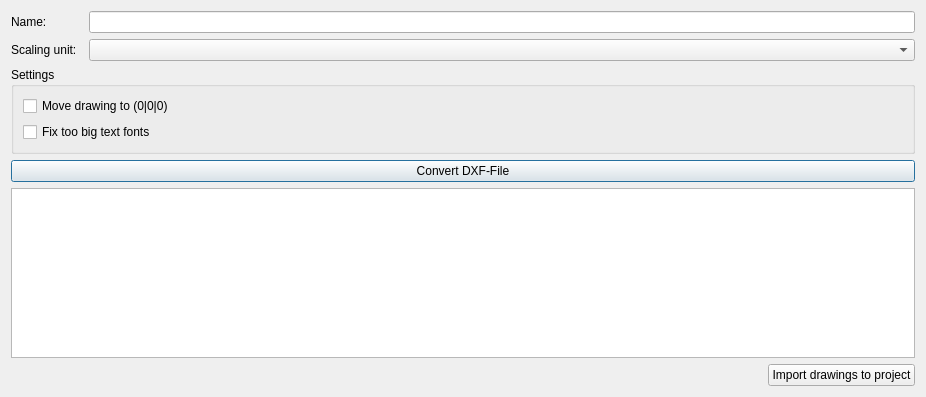
Old version of the form SIM-VICUS/src/SVImportDXFDialog.ui in the repository ghorwin/SIM-VICUS.
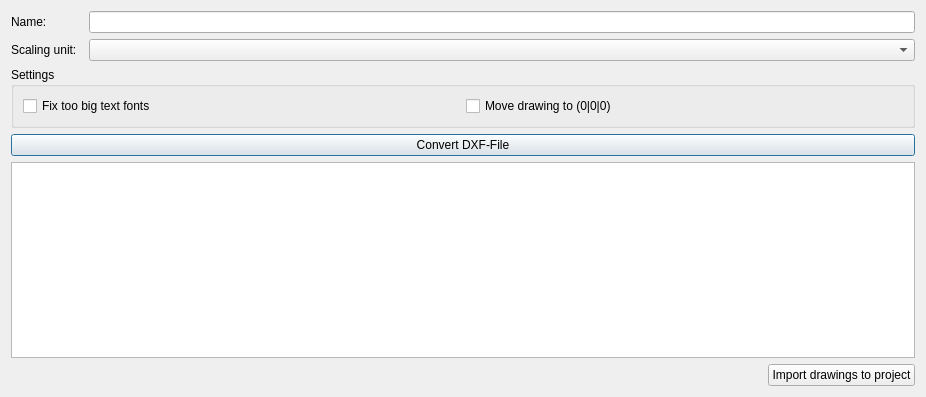
New version of the form.

Commit message: Improvements in dxf dialog

Diff of the .ui file:
```diff
--- a/SIM-VICUS/src/SVImportDXFDialog.ui
+++ b/SIM-VICUS/src/SVImportDXFDialog.ui
@@ -73,18 +73,18 @@
      <property name="title">
       <string>Settings</string>
      </property>
-     <layout class="QVBoxLayout" name="verticalLayout">
+     <layout class="QHBoxLayout" name="horizontalLayout">
       <item>
-       <widget class="QCheckBox" name="checkBoxMove">
+       <widget class="QCheckBox" name="checkBoxFixFonts">
         <property name="text">
-         <string>Move drawing to (0|0|0)</string>
+         <string>Fix too big text fonts</string>
         </property>
        </widget>
       </item>
       <item>
-       <widget class="QCheckBox" name="checkBoxFixFonts">
+       <widget class="QCheckBox" name="checkBoxMove">
         <property name="text">
-         <string>Fix too big text fonts</string>
+         <string>Move drawing to (0|0|0)</string>
         </property>
        </widget>
       </item>
```
The commit also changes 2 other files.
